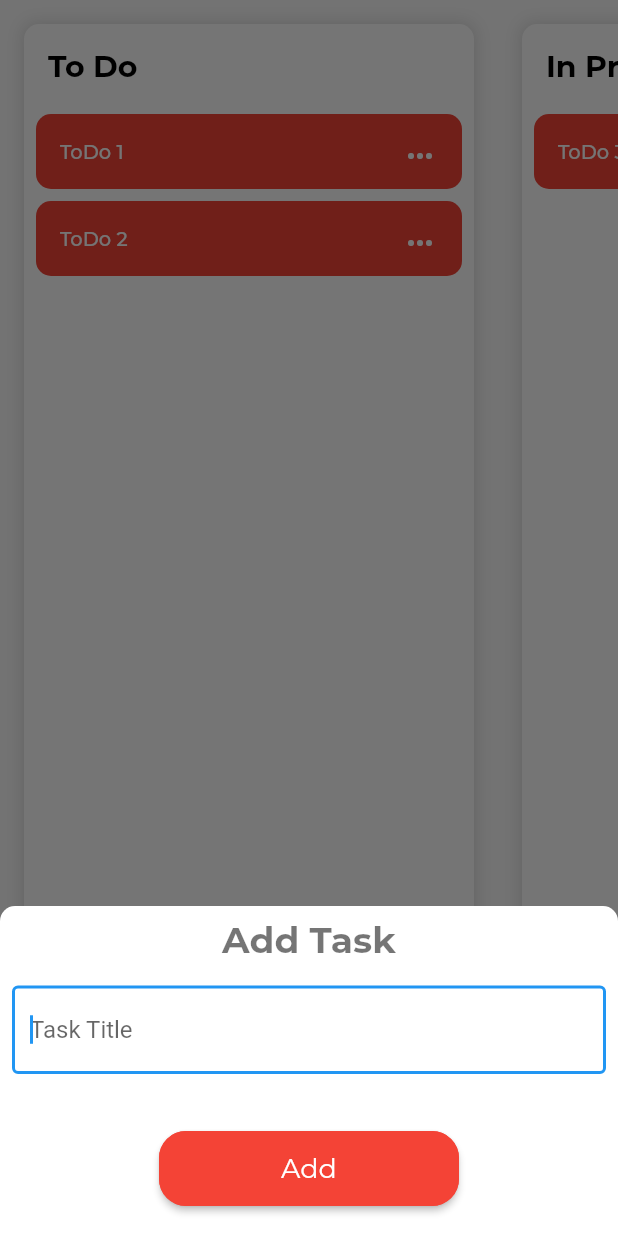
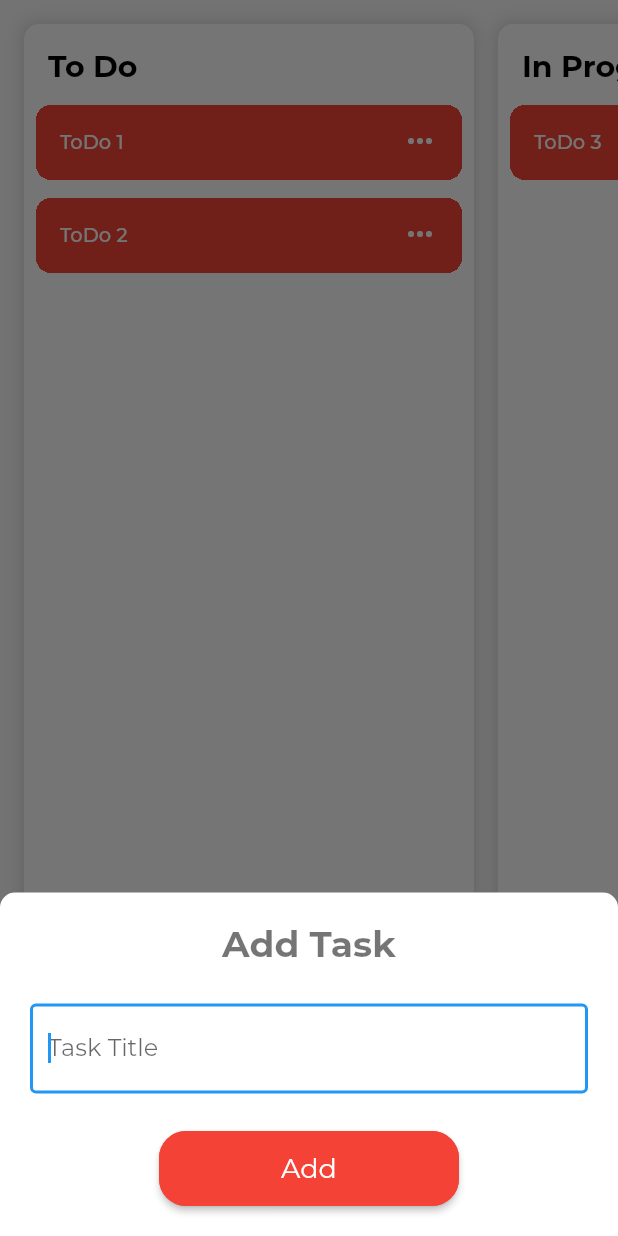
Before and after one commit to AndresR173/flutterban, a Flutter app: the screen it shows after launch, after a tap on "Add Task", on a phone screen of 412 x 824 dp. Run offline on Flutter 3.47's test engine with Material 2 defaults, Android fonts, the phone set to English and light mode, and no system bars; our stand-ins replace bloc, flutter_bloc, freezed_annotation.

Commit message:
refactor code

```diff
--- a/lib/main.dart
+++ b/lib/main.dart
@@ -25,6 +25,7 @@ class MyApp extends StatelessWidget {
           title: 'Flutter Demo',
           theme: ThemeData(
             visualDensity: VisualDensity.adaptivePlatformDensity,
+            fontFamily: 'Montserrat',
           ),
           debugShowCheckedModeBanner: false,
           home: const KanbanPage(),
--- a/lib/presentation/pages/kaban_page.dart
+++ b/lib/presentation/pages/kaban_page.dart
@@ -19,13 +19,18 @@ class KanbanPage extends StatefulWidget {
 }
 
 class _KanbanPageState extends State<KanbanPage> {
-  final ScrollController _scrollController = ScrollController();
-  late KanbanBloc _bloc;
+  late final ScrollController _scrollController;
 
   @override
   void initState() {
+    _scrollController = ScrollController();
     super.initState();
-    _bloc = context.read<KanbanBloc>();
+  }
+
+  @override
+  void dispose() {
+    _scrollController.dispose();
+    super.dispose();
   }
 
   @override
@@ -49,10 +54,12 @@ class _KanbanPageState extends State<KanbanPage> {
               case Status.loaded:
                 if (state.columns.isNotEmpty) {
                   final columns = state.columns;
-                  return ListView.builder(
+                  return ListView.separated(
                     controller: _scrollController,
                     scrollDirection: Axis.horizontal,
+                    padding: const EdgeInsets.all(16),
                     itemCount: columns.length + 1,
+                    separatorBuilder: (_, __) => const SizedBox(width: 16),
                     itemBuilder: (context, index) {
                       if (index == columns.length) {
                         return AddColumnButton(
@@ -72,7 +79,7 @@ class _KanbanPageState extends State<KanbanPage> {
                     },
                   );
                 } else {
-                  return Container();
+                  return const SizedBox.shrink();
                 }
             }
           },
@@ -81,10 +88,10 @@ class _KanbanPageState extends State<KanbanPage> {
     );
   }
 
-  void _dragListener(PointerMoveEvent event) {
-    if (event.position.dx > MediaQuery.of(context).size.width - 20) {
+  void _dragListener(DragUpdateDetails details) {
+    if (details.localPosition.dx > MediaQuery.of(context).size.width - 40) {
       _scrollController.jumpTo(_scrollController.offset + 10);
-    } else if (event.position.dx < 20) {
+    } else if (details.localPosition.dx < 20) {
       _scrollController.jumpTo(_scrollController.offset - 10);
     }
   }
@@ -92,11 +99,18 @@ class _KanbanPageState extends State<KanbanPage> {
   void _showAddColumn() {
     showModalBottomSheet(
       context: context,
-      backgroundColor: Colors.transparent,
       isScrollControlled: true,
+      backgroundColor: Colors.white,
+      clipBehavior: Clip.hardEdge,
+      shape: const RoundedRectangleBorder(
+        borderRadius: BorderRadius.only(
+          topLeft: Radius.circular(10),
+          topRight: Radius.circular(10),
+        ),
+      ),
       builder: (context) => AddColumnForm(
         addColumnHandler: (String title) {
-          _bloc.add(KanbanEvent.addColumn(title));
+          context.read<KanbanBloc>().add(KanbanEvent.addColumn(title));
         },
       ),
     );
@@ -105,27 +119,36 @@ class _KanbanPageState extends State<KanbanPage> {
   void _showAddTask(int index) {
     showModalBottomSheet(
       context: context,
-      backgroundColor: Colors.transparent,
       isScrollControlled: true,
+      backgroundColor: Colors.white,
+      clipBehavior: Clip.hardEdge,
+      shape: const RoundedRectangleBorder(
+        borderRadius: BorderRadius.only(
+          topLeft: Radius.circular(10),
+          topRight: Radius.circular(10),
+        ),
+      ),
       builder: (context) => AddTaskForm(
         addTaskHandler: (String title) {
-          _bloc.add(KanbanEvent.addTask(index, title));
+          context.read<KanbanBloc>().add(KanbanEvent.addTask(index, title));
         },
       ),
     );
   }
 
   void _deleteItem(int columnIndex, KTask task) {
-    _bloc.add(KanbanEvent.deleteTask(columnIndex, task));
+    context.read<KanbanBloc>().add(KanbanEvent.deleteTask(columnIndex, task));
   }
 
   // Drag methods
 
   void _handleReOrder(int oldIndex, int newIndex, int column) {
-    _bloc.add(KanbanEvent.reorderTask(column, oldIndex, newIndex));
+    context
+        .read<KanbanBloc>()
+        .add(KanbanEvent.reorderTask(column, oldIndex, newIndex));
   }
 
   void _handleDrag(KData data, int index) {
-    _bloc.add(KanbanEvent.moveTask(data, index));
+    context.read<KanbanBloc>().add(KanbanEvent.moveTask(data, index));
   }
 }
--- a/lib/presentation/widgets/add_task_widget.dart
+++ b/lib/presentation/widgets/add_task_widget.dart
@@ -1,4 +1,6 @@
 import 'package:flutter/material.dart';
+
+import 'button_widget.dart';
 
 class AddTaskForm extends StatefulWidget {
   final Function addTaskHandler;
@@ -9,38 +11,39 @@ class AddTaskForm extends StatefulWidget {
 }
 
 class _AddTaskFormState extends State<AddTaskForm> {
-  final TextEditingController _textController = TextEditingController();
+  late final TextEditingController _textController;
+
+  @override
+  void initState() {
+    _textController = TextEditingController();
+    super.initState();
+  }
+
+  @override
+  void dispose() {
+    _textController.dispose();
+    super.dispose();
+  }
 
   @override
   Widget build(BuildContext context) {
     return Padding(
-      padding: MediaQuery.of(context).viewInsets,
+      padding: MediaQuery.of(context).viewInsets.add(const EdgeInsets.all(20)),
       child: Form(
-        child: Container(
-          decoration: const BoxDecoration(
-              color: Colors.white,
-              borderRadius: BorderRadius.only(
-                topLeft: Radius.circular(10),
-                topRight: Radius.circular(10),
-              )),
-          child: SafeArea(
         child: Column(
           mainAxisSize: MainAxisSize.min,
+          crossAxisAlignment: CrossAxisAlignment.center,
           children: <Widget>[
-                const Padding(
-                  padding: EdgeInsets.all(8.0),
-                  child: Text(
+            const Text(
               'Add Task',
               style: TextStyle(
                 fontSize: 24,
                 fontWeight: FontWeight.w700,
-                      fontFamily: 'Montserrat',
                 color: Colors.black54,
               ),
             ),
-                ),
-                Padding(
-                  padding: const EdgeInsets.all(8.0),
+            Container(
+              margin: const EdgeInsets.symmetric(vertical: 25.0),
               child: TextFormField(
                 autofocus: true,
                 decoration: const InputDecoration(
@@ -56,42 +59,16 @@ class _AddTaskFormState extends State<AddTaskForm> {
                 controller: _textController,
               ),
             ),
-                Center(
-                  child: Padding(
-                    padding: const EdgeInsets.only(
-                      top: 30,
-                      bottom: 20,
-                    ),
-                    child: ButtonTheme(
-                      minWidth: 200,
-                      height: 50,
-                      child: MaterialButton(
-                        textColor: Colors.white,
-                        shape: RoundedRectangleBorder(
-                            borderRadius: BorderRadius.circular(18.0),
-                            side: const BorderSide(color: Colors.red)),
-                        color: Colors.red,
+            ButtonGeneric(
+              label: 'Add',
               onPressed: () {
                 if (_textController.text.isNotEmpty) {
                   Navigator.of(context).pop();
                   widget.addTaskHandler(_textController.text.trim());
                 }
               },
-                        child: const Text(
-                          'Add',
-                          style: TextStyle(
-                            fontSize: 18,
-                            fontWeight: FontWeight.normal,
-                            fontFamily: 'Montserrat',
             ),
-                        ),
-                      ),
-                    ),
-                  ),
-                )
           ],
-            ),
-          ),
         ),
       ),
     );
--- /dev/null
+++ b/lib/presentation/widgets/button_widget.dart
@@ -0,0 +1,40 @@
+import 'package:flutter/material.dart';
+
+class ButtonGeneric extends StatelessWidget {
+  const ButtonGeneric({
+    super.key,
+    required this.label,
+    this.onPressed,
+    this.labelStyle,
+    this.backgroundColor = Colors.red,
+  });
+
+  final String label;
+  final Color? backgroundColor;
+  final void Function()? onPressed;
+  final TextStyle? labelStyle;
+
+  @override
+  Widget build(BuildContext context) {
+    return ButtonTheme(
+      minWidth: 200,
+      height: 50,
+      child: MaterialButton(
+        textColor: Colors.white,
+        shape: RoundedRectangleBorder(
+          borderRadius: BorderRadius.circular(18.0),
+          side: const BorderSide(color: Colors.red),
+        ),
+        color: backgroundColor,
+        onPressed: onPressed,
+        child: Text(
+          label,
+          style: const TextStyle(
+            fontSize: 18,
+            fontWeight: FontWeight.normal,
+          ).merge(labelStyle),
+        ),
+      ),
+    );
+  }
+}
--- /dev/null
+++ b/lib/presentation/widgets/card_column_widget.dart
@@ -0,0 +1,35 @@
+import 'package:flutter/material.dart';
+
+class CardColumn extends StatelessWidget {
+  const CardColumn({
+    super.key,
+    this.child,
+    this.width = 300,
+    this.borderRadius = 10,
+    this.backgroundColor = Colors.white,
+  });
+
+  final Widget? child;
+  final double? width;
+  final double borderRadius;
+  final Color? backgroundColor;
+
+  @override
+  Widget build(BuildContext context) {
+    return Container(
+      width: width,
+      decoration: BoxDecoration(
+        boxShadow: const [
+          BoxShadow(
+            blurRadius: 8,
+            color: Colors.black12,
+            spreadRadius: 2,
+          ),
+        ],
+        borderRadius: BorderRadius.circular(borderRadius),
+        color: backgroundColor,
+      ),
+      child: child,
+    );
+  }
+}
--- a/lib/presentation/widgets/column_widget.dart
+++ b/lib/presentation/widgets/column_widget.dart
@@ -2,6 +2,8 @@ import 'package:flutter/material.dart';
 
 import '../../domain/entities/column.dart';
 import '../../domain/entities/data.dart';
+
+import 'card_column_widget.dart';
 import 'task_card_widget.dart';
 
 class KanbanColumn extends StatelessWidget {
@@ -10,7 +12,7 @@ class KanbanColumn extends StatelessWidget {
   final Function dragHandler;
   final Function reorderHandler;
   final Function addTaskHandler;
-  final Function dragListener;
+  final Function(DragUpdateDetails) dragListener;
   final Function deleteItemHandler;
 
   const KanbanColumn({
@@ -28,37 +30,53 @@ class KanbanColumn extends StatelessWidget {
   Widget build(BuildContext context) {
     return Stack(
       children: <Widget>[
-        Container(
-          width: 300.0,
-          decoration: BoxDecoration(
-            boxShadow: const [
-              BoxShadow(
-                blurRadius: 8,
-                color: Colors.black12,
-                spreadRadius: 1,
-              )
-            ],
-            borderRadius: BorderRadius.circular(10.0),
-            color: Colors.white,
-          ),
-          margin: const EdgeInsets.all(16.0),
+        CardColumn(
+          child: Padding(
+            padding: const EdgeInsets.all(8.0),
             child: Column(
-            mainAxisSize: MainAxisSize.min,
               crossAxisAlignment: CrossAxisAlignment.start,
               children: <Widget>[
-              Padding(
-                padding: const EdgeInsets.all(16.0),
+                _title(),
+                _listItems(),
+                _buttonNewTask(index),
+              ],
+            ),
+          ),
+        ),
+        Positioned.fill(
+          child: DragTarget<KData>(
+            onWillAccept: (data) {
+              return true;
+            },
+            onLeave: (data) {},
+            onAccept: (data) {
+              if (data.from == index) {
+                return;
+              }
+              dragHandler(data, index);
+            },
+            builder: (context, accept, reject) {
+              return const SizedBox();
+            },
+          ),
+        ),
+      ],
+    );
+  }
+
+  Widget _title() => Padding(
+        padding: const EdgeInsets.all(8.0),
         child: Text(
           column.title,
           style: const TextStyle(
             fontSize: 20,
+            color: Colors.black,
             fontWeight: FontWeight.w700,
-                    fontFamily: 'Montserrat',
-                    color: Colors.black,
           ),
         ),
-              ),
-              Expanded(
+      );
+
+  Widget _listItems() => Expanded(
         child: ReorderableListView(
           onReorder: (oldIndex, newIndex) {
             if (newIndex < column.children.length) {
@@ -76,57 +94,25 @@ class KanbanColumn extends StatelessWidget {
               )
           ],
         ),
-              ),
-              Center(
-                child: TextButton(
-                  onPressed: () {
+      );
+
+  Widget _buttonNewTask(int index) => ListTile(
+        dense: true,
+        onTap: () {
           addTaskHandler(index);
         },
-                  child: Row(
-                    mainAxisAlignment: MainAxisAlignment.center,
-                    children: const <Widget>[
-                      Text(
+        leading: const Icon(
+          Icons.add_circle_outline,
+          color: Colors.black45,
+          size: 24.0,
+        ),
+        title: const Text(
           'Add Task',
           style: TextStyle(
             fontSize: 14,
             fontWeight: FontWeight.w600,
-                          fontFamily: 'Montserrat',
             color: Colors.black45,
           ),
         ),
-                      Padding(
-                        padding: EdgeInsets.only(left: 8),
-                        child: Icon(
-                          Icons.add_circle_outline,
-                          color: Colors.black45,
-                          size: 24.0,
-                        ),
-                      ),
-                    ],
-                  ),
-                ),
-              )
-            ],
-          ),
-        ),
-        Positioned.fill(
-          child: DragTarget<KData>(
-            onWillAccept: (data) {
-              return true;
-            },
-            onLeave: (data) {},
-            onAccept: (data) {
-              if (data.from == index) {
-                return;
-              }
-              dragHandler(data, index);
-            },
-            builder: (context, accept, reject) {
-              return Container();
-            },
-          ),
-        ),
-      ],
       );
 }
-}
--- a/lib/presentation/widgets/task_card_widget.dart
+++ b/lib/presentation/widgets/task_card_widget.dart
@@ -2,14 +2,15 @@ import 'package:flutter/material.dart';
 
 import '../../domain/entities/data.dart';
 import '../../domain/entities/task.dart';
+
 import 'taks_menu.widget.dart';
 import 'task_text_widget.dart';
 
 class TaskCard extends StatelessWidget {
   final KTask task;
   final int columnIndex;
-  final Function dragListener;
   final Function deleteItemHandler;
+  final Function(DragUpdateDetails) dragListener;
 
   const TaskCard({
     super.key,
@@ -21,68 +22,56 @@ class TaskCard extends StatelessWidget {
 
   @override
   Widget build(BuildContext context) {
+    return LayoutBuilder(
+      builder: (BuildContext _, BoxConstraints constraints) {
         return Container(
-      width: 300.0,
           height: 50,
-      margin: const EdgeInsets.symmetric(horizontal: 8.0, vertical: 4.0),
-      child: Listener(
-        onPointerMove: (PointerMoveEvent event) {
-          dragListener(event);
-        },
+          clipBehavior: Clip.hardEdge,
+          margin: const EdgeInsets.symmetric(vertical: 6.0),
+          decoration: BoxDecoration(
+            borderRadius: BorderRadius.circular(10.0),
+          ),
           child: Draggable<KData>(
+            onDragUpdate: dragListener,
             feedback: Material(
-            elevation: 5.0,
+              color: Colors.red,
               borderRadius: BorderRadius.circular(10.0),
-            color: Colors.transparent,
               child: Container(
-              width: 200.0,
-              padding: const EdgeInsets.all(16.0),
-              decoration: BoxDecoration(
-                  borderRadius: BorderRadius.circular(10.0), color: Colors.red),
+                height: 50,
+                width: constraints.maxWidth,
+                alignment: Alignment.centerLeft,
+                padding: const EdgeInsets.only(left: 16),
                 child: TaskText(
                   title: task.title,
                 ),
               ),
             ),
-          childWhenDragging: Container(
-            padding: const EdgeInsets.all(16.0),
-            width: 200.0,
-            decoration: BoxDecoration(
-                borderRadius: BorderRadius.circular(10.0),
-                color: Colors.black12),
-          ),
+            childWhenDragging: Container(color: Colors.black12),
             data: KData(from: columnIndex, task: task),
             child: Container(
-            padding: const EdgeInsets.all(16.0),
-            decoration: BoxDecoration(
-                borderRadius: BorderRadius.circular(10.0), color: Colors.red),
-            child: Row(
-              children: <Widget>[
-                Expanded(
-                  child: TaskText(
+              color: Colors.red,
+              child: ListTile(
+                dense: true,
+                title: TaskText(
                   title: task.title,
                 ),
-                ),
-                InkWell(
-                  onTap: () {
-                    showModalBottomSheet(
+                trailing: InkWell(
+                  onTap: () => showModalBottomSheet(
                     context: context,
                     builder: (context) => TaskMenu(
-                        deleteHandler: () =>
-                            deleteItemHandler(columnIndex, task),
+                      deleteHandler: () => deleteItemHandler(columnIndex, task),
                     ),
-                    );
-                  },
+                  ),
                   child: const Icon(
+                    color: Colors.white,
                     Icons.more_horiz,
-                    color: Colors.white,
                   ),
-                )
-              ],
                 ),
               ),
             ),
           ),
         );
+      },
+    );
   }
 }
--- a/lib/presentation/widgets/task_text_widget.dart
+++ b/lib/presentation/widgets/task_text_widget.dart
@@ -15,7 +15,6 @@ class TaskText extends StatelessWidget {
       style: const TextStyle(
         fontSize: 13,
         fontWeight: FontWeight.w500,
-        fontFamily: 'Montserrat',
         color: Colors.white,
       ),
     );
```
Also changed, not shown: lib/presentation/widgets/add_column_button_widget.dart (+10 -34 lines), lib/presentation/widgets/add_column_widget.dart (+23 -48 lines), lib/presentation/widgets/taks_menu.widget.dart (+5 -12 lines). Lines whose indentation alone changed are shown as unchanged.
